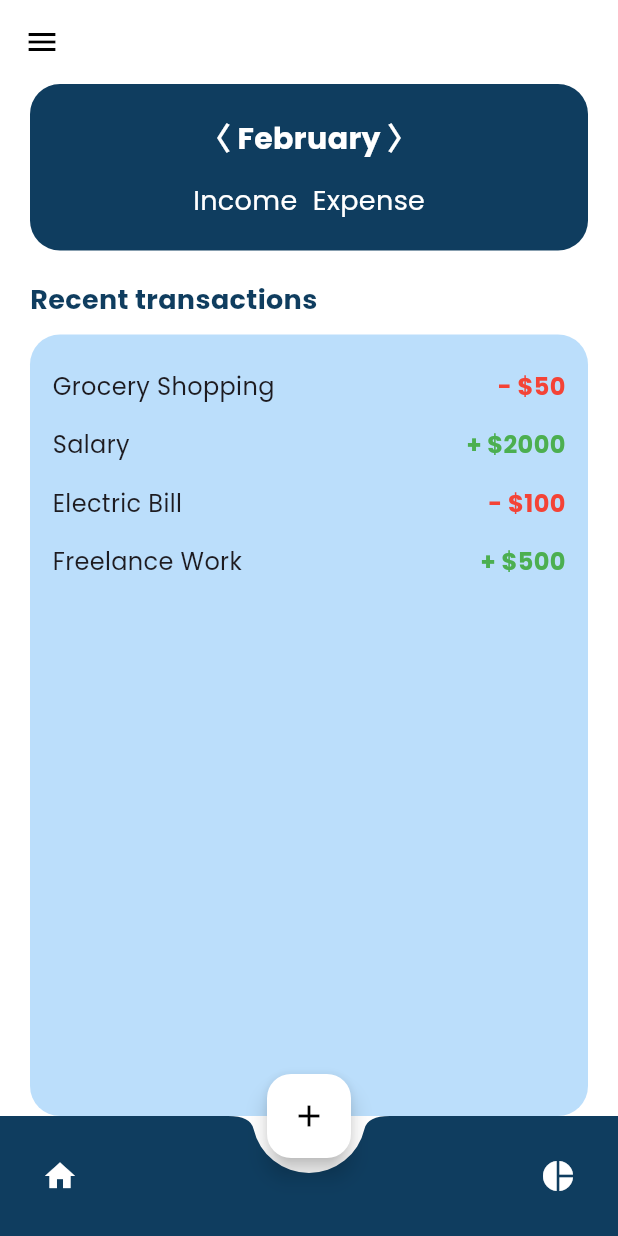
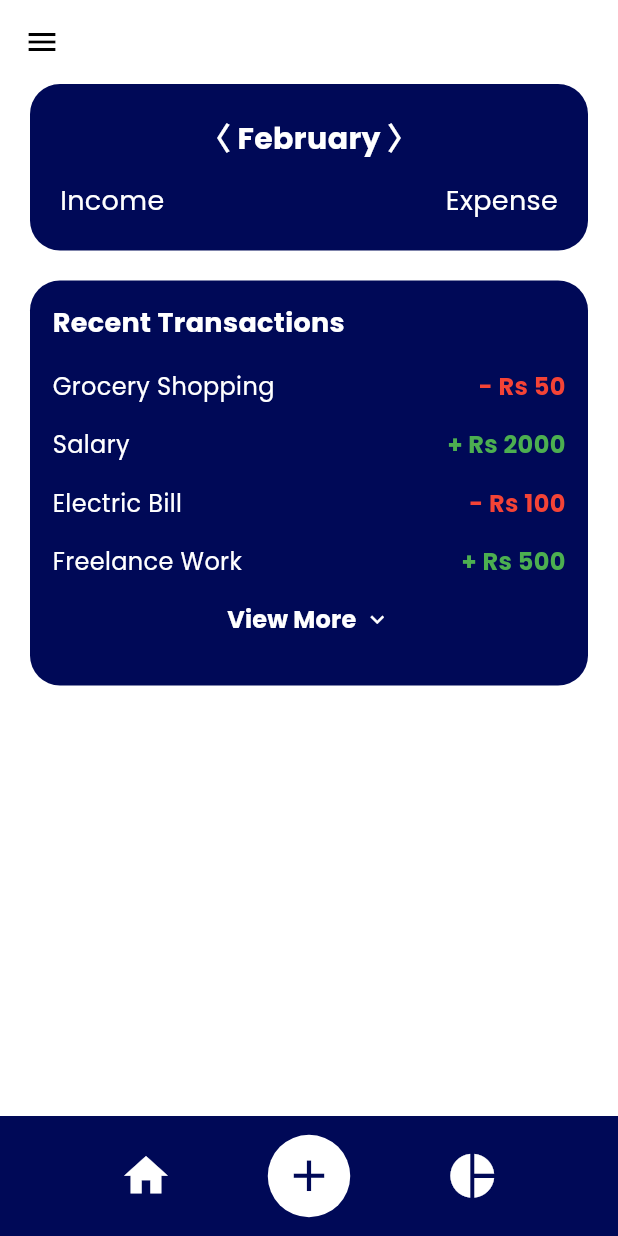
Before and after one commit to Fidhafathma/Financial-Diary, a Flutter app: the DashboardPage screen opened directly, on a phone screen of 412 x 824 dp. Run offline on Flutter 3.47's test engine with Material 3 defaults, Android fonts, the phone set to English and light mode, and no system bars; our stand-ins replace firebase_auth, firebase_core, google_fonts, local_auth; accounts and stored records are empty.

Commit message:
dashboard

```diff
--- a/lib/dashboard.dart
+++ b/lib/dashboard.dart
@@ -1,5 +1,6 @@
 import 'package:flutter/material.dart';
 import 'package:intl/intl.dart';
+import 'package:google_fonts/google_fonts.dart';
 import 'package:myfirstapp/add_transaction.dart';
 
 class DashboardPage extends StatelessWidget {
@@ -10,9 +11,9 @@ class DashboardPage extends StatelessWidget {
     String currentMonth = DateFormat('MMMM').format(DateTime.now());
 
     return Scaffold(
+      backgroundColor: Colors.white, // White Background
+      appBar: AppBar(
         backgroundColor: Colors.white,
-      appBar: AppBar(
-        backgroundColor: Colors.transparent,
         elevation: 0,
         leading: IconButton(
           icon: const Icon(Icons.menu, color: Colors.black),
@@ -28,7 +29,7 @@ class DashboardPage extends StatelessWidget {
             Container(
               padding: const EdgeInsets.all(20),
               decoration: BoxDecoration(
-                color: const Color(0xFF0F3D5F),
+                color: const Color(0xFF000957), // Changed to Given Blue
                 borderRadius: BorderRadius.circular(20),
               ),
               child: Column(
@@ -36,23 +37,30 @@ class DashboardPage extends StatelessWidget {
                 children: [
                   Text(
                     '〈 $currentMonth 〉',
-                    style: const TextStyle(
-                      color: Colors.white,
+                    style: GoogleFonts.poppins(
+                      color: Colors.white, // White Text
                       fontSize: 20,
                       fontWeight: FontWeight.bold,
                     ),
                   ),
                   const SizedBox(height: 15),
                   Row(
-                    mainAxisAlignment: MainAxisAlignment.center,
-                    children: const [
+                    mainAxisAlignment:
+                        MainAxisAlignment.spaceBetween, // Aligned Left & Right
+                    children: [
                       Text(
-                        'Income  ',
-                        style: TextStyle(color: Colors.white, fontSize: 18),
+                        'Income',
+                        style: GoogleFonts.poppins(
+                          color: Colors.white, // White Text
+                          fontSize: 18,
+                        ),
                       ),
                       Text(
                         'Expense',
-                        style: TextStyle(color: Colors.white, fontSize: 18),
+                        style: GoogleFonts.poppins(
+                          color: Colors.white, // White Text
+                          fontSize: 18,
+                        ),
                       ),
                     ],
                   ),
@@ -61,47 +69,68 @@ class DashboardPage extends StatelessWidget {
             ),
             const SizedBox(height: 20),
 
-            // Recent Transactions Title
-            const Text(
-              'Recent transactions',
-              style: TextStyle(
+            // Recent Transactions (Title & List in Same Box)
+            Container(
+              padding: const EdgeInsets.all(15),
+              decoration: BoxDecoration(
+                color: const Color(0xFF000957), // Changed to Given Blue
+                borderRadius: BorderRadius.circular(20),
+              ),
+              child: Column(
+                crossAxisAlignment: CrossAxisAlignment.start,
+                children: [
+                  // Title inside the box
+                  Text(
+                    'Recent Transactions',
+                    style: GoogleFonts.poppins(
                       fontSize: 18,
                       fontWeight: FontWeight.bold,
-                color: Color(0xFF0F3D5F),
+                      color: Colors.white, // White Text
                     ),
                   ),
                   const SizedBox(height: 10),
 
                   // Transactions List
-            Expanded(
-              child: Container(
-                padding: const EdgeInsets.all(15),
-                decoration: BoxDecoration(
-                  color: Colors.blue.shade100,
-                  borderRadius: BorderRadius.circular(20),
-                ),
-                child: ListView(
+                  Column(
                     children: const [
                       TransactionTile(
                           title: 'Grocery Shopping',
-                      amount: '- \$50',
-                      isExpense: true,
-                    ),
+                          amount: '- Rs 50',
+                          isExpense: true),
                       TransactionTile(
                           title: 'Salary',
-                      amount: '+ \$2000',
-                      isExpense: false,
-                    ),
+                          amount: '+ Rs 2000',
+                          isExpense: false),
                       TransactionTile(
                           title: 'Electric Bill',
-                      amount: '- \$100',
-                      isExpense: true,
-                    ),
+                          amount: '- Rs 100',
+                          isExpense: true),
                       TransactionTile(
                           title: 'Freelance Work',
-                      amount: '+ \$500',
-                      isExpense: false,
+                          amount: '+ Rs 500',
+                          isExpense: false),
+                    ],
                   ),
+
+                  // View More Button (Moved Upwards)
+                  Transform.translate(
+                    offset: const Offset(0, -5), // Move text up slightly
+                    child: TextButton(
+                      onPressed: () {},
+                      child: Row(
+                        mainAxisAlignment: MainAxisAlignment.center,
+                        children: [
+                          Text(
+                            'View More',
+                            style: GoogleFonts.poppins(
+                              fontSize: 16,
+                              fontWeight: FontWeight.bold,
+                              color: Colors.white, // White Text
+                            ),
+                          ),
+                          const SizedBox(width: 5),
+                          const Icon(Icons.keyboard_arrow_down,
+                              color: Colors.white), // Bottom arrow white
                         ],
                       ),
                     ),
@@ -109,18 +138,12 @@ class DashboardPage extends StatelessWidget {
                 ],
               ),
             ),
+          ],
+        ),
+      ),
+
+      // Updated Bottom Navigation Bar
       bottomNavigationBar: BottomNavBar(),
-      floatingActionButton: FloatingActionButton(
-        backgroundColor: Colors.white,
-        onPressed: () {
-          Navigator.push(
-            context,
-            MaterialPageRoute(builder: (context) => const AddTransactionPage()),
-          );
-        },
-        child: const Icon(Icons.add, color: Colors.black),
-      ),
-      floatingActionButtonLocation: FloatingActionButtonLocation.centerDocked,
     );
   }
 }
@@ -145,10 +168,12 @@ class TransactionTile extends StatelessWidget {
       child: Row(
         mainAxisAlignment: MainAxisAlignment.spaceBetween,
         children: [
-          Text(title, style: const TextStyle(fontSize: 16)),
+          Text(title,
+              style: GoogleFonts.poppins(
+                  fontSize: 16, color: Colors.white)), // White Text
           Text(
             amount,
-            style: TextStyle(
+            style: GoogleFonts.poppins(
               fontSize: 16,
               fontWeight: FontWeight.bold,
               color: isExpense ? Colors.red : Colors.green,
@@ -160,24 +185,50 @@ class TransactionTile extends StatelessWidget {
   }
 }
 
-// Bottom Navigation Bar
+// Bottom Navigation Bar with Plus Button Inside White Circle
 class BottomNavBar extends StatelessWidget {
   @override
   Widget build(BuildContext context) {
     return BottomAppBar(
       shape: const CircularNotchedRectangle(),
       notchMargin: 10,
-      color: const Color(0xFF0F3D5F),
+      color: const Color(0xFF000957), // Set bottom bar color to blue
       child: Row(
-        mainAxisAlignment: MainAxisAlignment.spaceBetween,
+        mainAxisAlignment: MainAxisAlignment.spaceEvenly, // Space icons evenly
         children: [
           IconButton(
-            icon: const Icon(Icons.home, color: Colors.white),
+            icon: const Icon(Icons.home,
+                color: Colors.white, size: 35), // Larger icon
             onPressed: () {},
           ),
-          const SizedBox(width: 50), // Space for Floating Action Button
+
+          // Add Button inside a White Circle
+          Container(
+            height: 55,
+            width: 55,
+            decoration: const BoxDecoration(
+              shape: BoxShape.circle,
+              color: Colors.white, // White background
+            ),
+            child: Center(
+              child: IconButton(
+                icon: const Icon(Icons.add,
+                    color: Color(0xFF000957),
+                    size: 35), // Centered & Larger icon
+                onPressed: () {
+                  Navigator.push(
+                    context,
+                    MaterialPageRoute(
+                        builder: (context) => const AddTransactionPage()),
+                  );
+                },
+              ),
+            ),
+          ),
+
           IconButton(
-            icon: const Icon(Icons.pie_chart, color: Colors.white),
+            icon: const Icon(Icons.pie_chart,
+                color: Colors.white, size: 35), // Larger icon
             onPressed: () {},
           ),
         ],
--- a/lib/signup.dart
+++ b/lib/signup.dart
@@ -1,4 +1,4 @@
-// import 'package:firebase_auth/firebase_auth.dart';
+import 'package:firebase_auth/firebase_auth.dart';
 import 'package:flutter/material.dart';
 import 'package:google_fonts/google_fonts.dart';
 
```
Lines whose indentation alone changed are shown as unchanged.
